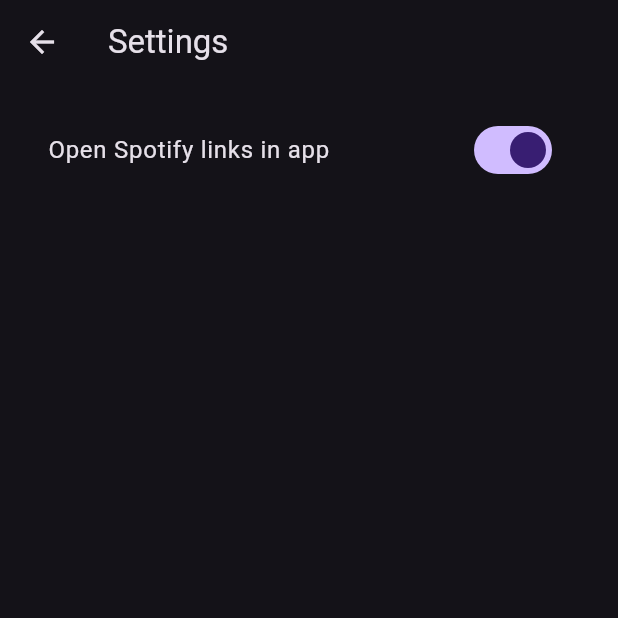
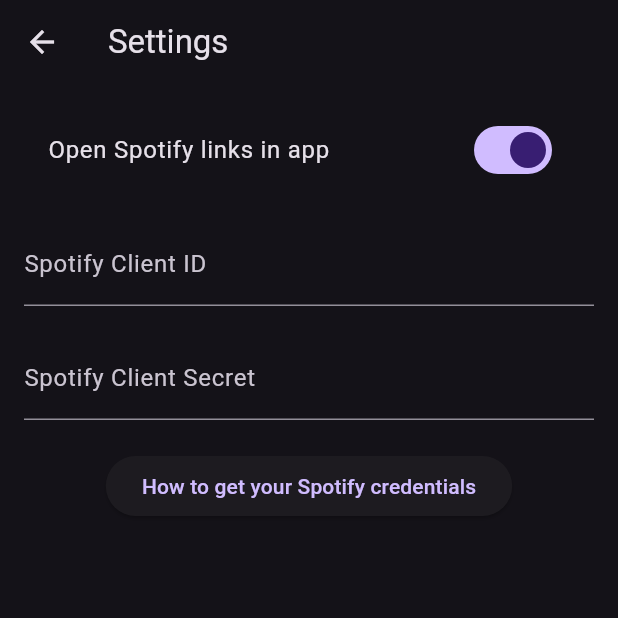
Before and after one commit to kumina-dev/song_recommender-desktop, a Flutter app: the screen it shows after launch, tab 2 chosen, after a tap on "Get Recommendations", after a tap on the "settings" icon, on a phone screen of 412 x 824 dp, the top half of it. Run offline on Flutter 3.47's test engine with Material 3 defaults, Android fonts, the phone set to English and light mode, and no system bars; our stand-ins replace audioplayers, dio, shared_preferences.

Commit message:
Updated Spotify credentials retrieval

```diff
--- a/lib/main.dart
+++ b/lib/main.dart
@@ -1,9 +1,7 @@
 import 'package:flutter/material.dart';
-import 'package:flutter_dotenv/flutter_dotenv.dart';
 import 'package:song_recommender/pages/home_page.dart';
 
-void main() async {
-  await dotenv.load();
+void main() {
   runApp(const MyApp());
 }
 
--- a/lib/pages/home_page.dart
+++ b/lib/pages/home_page.dart
@@ -48,7 +48,9 @@
       });
     } catch (e) {
       setState(() {
-        _errorMessage = e.toString();
+        _errorMessage = e.toString() == 'Exception: Spotify credentials are not set'
+          ? 'Please set your Spotify credentials in the settings page'
+          : 'An error occurred while fetching recommendations';
       });
     } finally {
       setState(() {
--- a/lib/pages/settings_page.dart
+++ b/lib/pages/settings_page.dart
@@ -10,6 +10,8 @@
 
 class _SettingsPageState extends State<SettingsPage> {
   bool _openInApp = true;
+  final TextEditingController _clientIdController = TextEditingController();
+  final TextEditingController _clientSecretController = TextEditingController();
 
   @override
   void initState() {
@@ -21,12 +23,16 @@
     SharedPreferences prefs = await SharedPreferences.getInstance();
     setState(() {
       _openInApp = prefs.getBool('openInApp') ?? true;
+      _clientIdController.text = prefs.getString('spotifyClientId') ?? '';
+      _clientSecretController.text = prefs.getString('spotifyClientSecret') ?? '';
     });
   }
 
   _saveSettings() async {
     SharedPreferences prefs = await SharedPreferences.getInstance();
     prefs.setBool('openInApp', _openInApp);
+    prefs.setString('spotifyClientId', _clientIdController.text);
+    prefs.setString('spotifyClientSecret', _clientSecretController.text);
   }
 
   @override
@@ -49,6 +55,52 @@
                 _saveSettings();
               },
             ),
+            const SizedBox(height: 20),
+            TextField(
+              controller: _clientIdController,
+              decoration: const InputDecoration(
+                labelText: 'Spotify Client ID',
+              ),
+              onChanged: (value) => _saveSettings(),
+            ),
+            const SizedBox(height: 20),
+            TextField(
+              controller: _clientSecretController,
+              decoration: const InputDecoration(
+                labelText: 'Spotify Client Secret',
+              ),
+              onChanged: (value) => _saveSettings(),
+            ),
+            const SizedBox(height: 20),
+            ElevatedButton(
+              onPressed: () {
+                showDialog(
+                  context: context,
+                  builder: (context) {
+                    return AlertDialog(
+                      title: const Text('How to get your Spotify credentials'),
+                      content: const Text(
+                        '1. Go to Spotify Developer at https://developer.spotify.com.\n'
+                        '2. Log in with your Spotify account.\n'
+                        '3. Click on "Create a new App".\n'
+                        '4. Fill in the required details and click "Create App".\n'
+                        '5. Once the app is created, you will receive a Client ID and Client Secret.\n'
+                        '6. Copy the Client ID and Client Secret and enter them in the settings fields.'
+                      ),
+                      actions: [
+                        TextButton(
+                          onPressed: () {
+                            Navigator.of(context).pop();
+                          },
+                          child: const Text('Close'),
+                        ),
+                      ],
+                    );
+                  },
+                );
+              },
+              child: const Text('How to get your Spotify credentials'),
+            ),
           ],
         ),
       ),
--- a/lib/services/spotify_service.dart
+++ b/lib/services/spotify_service.dart
@@ -1,24 +1,32 @@
 import 'dart:convert';
-import 'package:flutter_dotenv/flutter_dotenv.dart';
 import 'package:dio/dio.dart';
+import 'package:shared_preferences/shared_preferences.dart';
 
 class SpotifyService {
-  final String? clientId = dotenv.env['SPOTIFY_CLIENT_ID'];
-  final String? clientSecret = dotenv.env['SPOTIFY_CLIENT_SECRET'];
+  String _clientId = '';
+  String _clientSecret = '';
   String? _accessToken;
 
   final Dio dio = Dio();
 
   SpotifyService() {
-    dio.options.validateStatus = (status) {
-      return status != null && status >= 200 && status < 300;
-    };
+    _loadCredentials();
   }
 
-  Future<void> authenticate() async {
+  Future<void> _loadCredentials() async {
+    SharedPreferences prefs = await SharedPreferences.getInstance();
+    _clientId = prefs.getString('spotifyClientId') ?? '';
+    _clientSecret = prefs.getString('spotifyClientSecret') ?? '';
+  }
+
+  Future<void> _authenticate() async {
     const String authUrl = 'https://accounts.spotify.com/api/token';
-    final String credentials = '$clientId:$clientSecret';
+    final String credentials = '$_clientId:$_clientSecret';
     final String encodedCredentials = base64Encode(utf8.encode(credentials));
+
+    if (_clientId.isEmpty || _clientSecret.isEmpty) {
+      throw Exception('Missing Spotify credentials');
+    }
 
     final response = await dio.post(
       authUrl,
@@ -46,7 +54,7 @@
 
   Future<List<dynamic>> getRecommendationsBySongName(String songName, String artist) async {
     if (_accessToken == null) {
-      await authenticate();
+      await _authenticate();
     }
 
     const String searchUrl = 'https://api.spotify.com/v1/search';
@@ -82,7 +90,7 @@
 
   Future<List<dynamic>> getRecommendationsBySongUrl(String songUrl) async {
     if (_accessToken == null) {
-      await authenticate();
+      await _authenticate();
     }
 
     try {
@@ -95,7 +103,7 @@
 
   Future<List<dynamic>> getRecommendationsByTrackId(String trackId) async {
     if (_accessToken == null) {
-      await authenticate();
+      await _authenticate();
     }
 
     final String recommendationsUrl = 'https://api.spotify.com/v1/recommendations?seed_tracks=$trackId';
```
Also changed, not shown: pubspec.yaml (+2 -6 lines), pubspec.lock, 2 other files.
